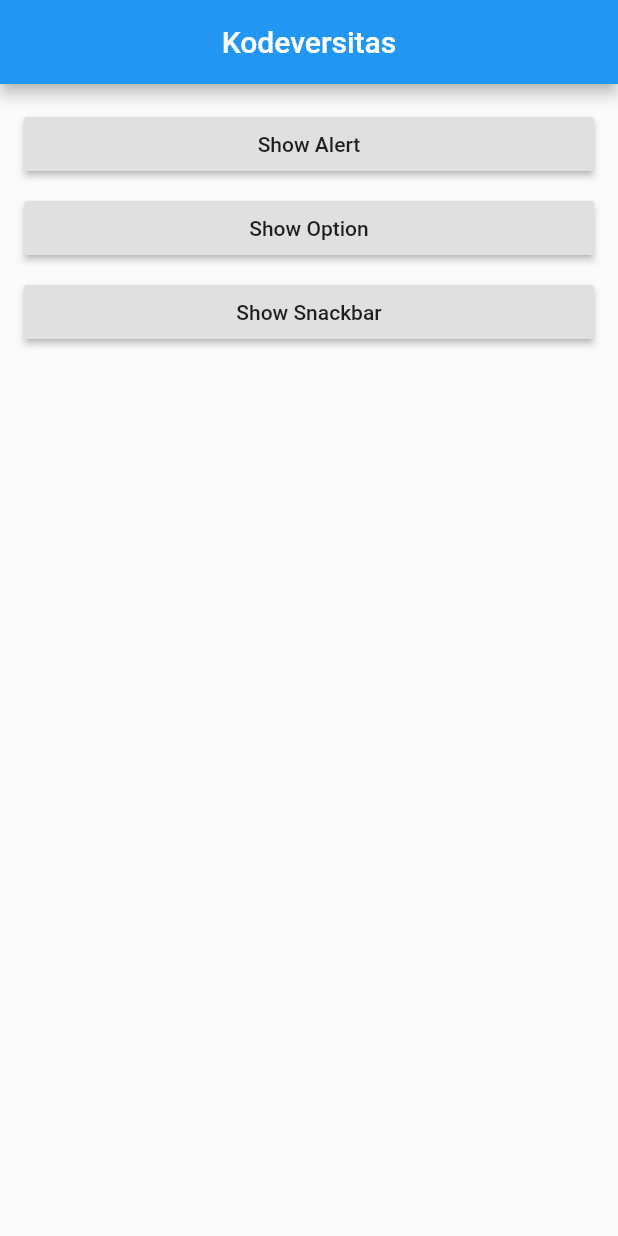
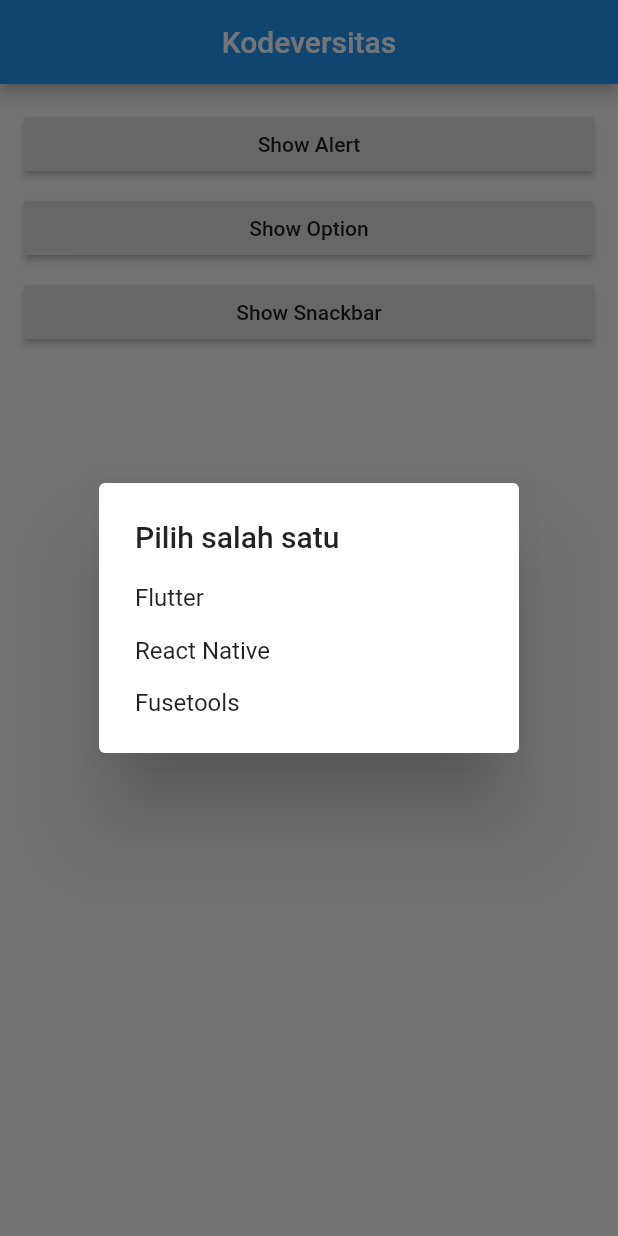
Before and after one commit to omrobbie/flutter-dasar-ui, a Flutter app: the screen it shows after launch, after a tap on "Show Option", on a phone screen of 412 x 824 dp. Run offline on Flutter 3.47's test engine with Material 2 defaults, Android fonts, the phone set to English and light mode, and no system bars.

Commit message:
tambahkan fungsi untuk menampilkan option dialog

```diff
--- a/lib/snack_dialog.dart
+++ b/lib/snack_dialog.dart
@@ -27,7 +27,7 @@ class _SnackDialogScreenState extends State<SnackDialogScreen> {
           SizedBox(height: 8.0),
           RaisedButton(
             child: Text('Show Option'),
-            onPressed: () {},
+            onPressed: () => tampilOption(context),
           ),
           SizedBox(height: 8.0),
           RaisedButton(
@@ -63,4 +63,37 @@ class _SnackDialogScreenState extends State<SnackDialogScreen> {
       ),
     );
   }
+
+  // fungsi untuk menampilkan option dialog
+  tampilOption(BuildContext context) {
+    showDialog(
+      context: context,
+      child: SimpleDialog(
+        title: Text('Pilih salah satu'),
+        children: <Widget>[
+          SimpleDialogOption(
+            child: Text('Flutter'),
+            onPressed: () {
+              debugPrint('Anda memilih Flutter!');
+              Navigator.of(context).pop();
+            },
+          ),
+          SimpleDialogOption(
+            child: Text('React Native'),
+            onPressed: () {
+              debugPrint('Anda memilih React Native!');
+              Navigator.of(context).pop();
+            },
+          ),
+          SimpleDialogOption(
+            child: Text('Fusetools'),
+            onPressed: () {
+              debugPrint('Anda memilih Fusetools!');
+              Navigator.of(context).pop();
+            },
+          ),
+        ],
+      ),
+    );
+  }
 }
```
